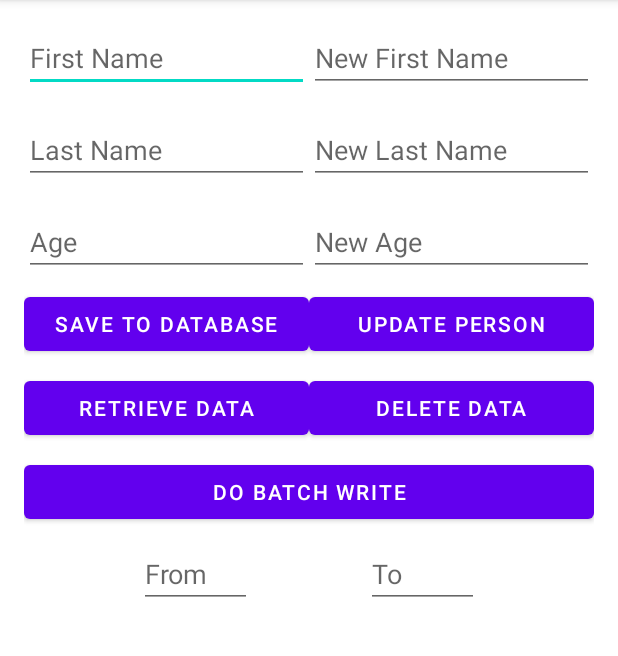
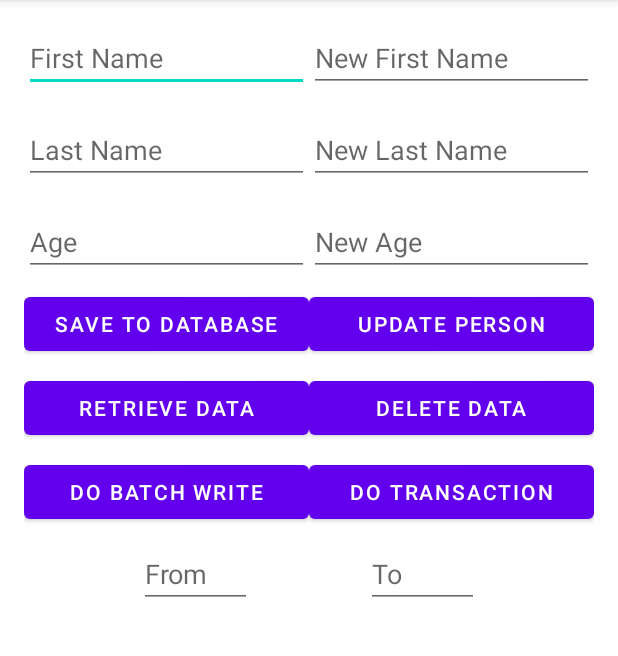
Before and after one commit to shubham3135/AndroidFirebaseTutorial, an Android app: the screen it shows after launch (MainActivity), on a phone screen of 412 x 824 dp, the part 84-740 px from its top. Run offline under Robolectric (Android 15) with nearby library versions, the phone set to English and light mode, and no system bars; our stand-ins replace Firebase (no records; nobody signed in at launch, a user with empty details on screens opened directly).

Commit message:
Transactions in firestore

```diff
--- a/app/src/main/res/layout/activity_main.xml
+++ b/app/src/main/res/layout/activity_main.xml
@@ -115,8 +115,17 @@
         android:layout_height="wrap_content"
         android:layout_marginTop="8dp"
         android:text="Do Batch Write"
+        app:layout_constraintEnd_toStartOf="@+id/btnTransaction"
+        app:layout_constraintStart_toStartOf="parent"
+        app:layout_constraintTop_toBottomOf="@+id/btnRetrieveData" />
+    <Button
+        android:id="@+id/btnTransaction"
+        android:layout_width="0dp"
+        android:layout_height="wrap_content"
+        android:layout_marginTop="8dp"
+        android:text="Do Transaction"
         app:layout_constraintEnd_toEndOf="parent"
-        app:layout_constraintStart_toStartOf="parent"
+        app:layout_constraintStart_toEndOf="@+id/btnBatchWrite"
         app:layout_constraintTop_toBottomOf="@+id/btnRetrieveData" />
 
     <ScrollView
```
Also changed, not shown: app/src/main/java/com/shubhamkumarwinner/firebasetut/MainActivity.kt (+21 -0 lines).
